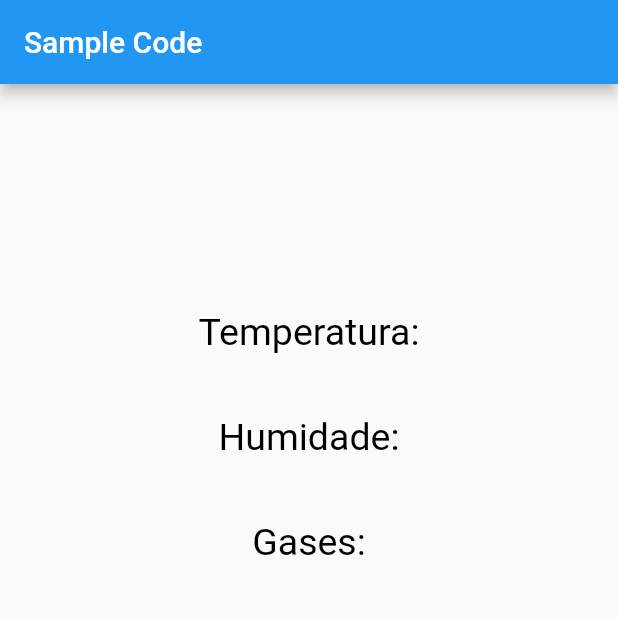
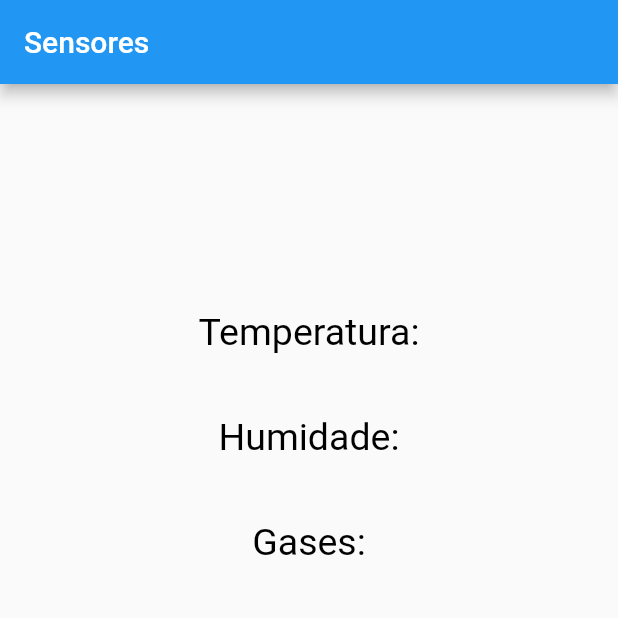
Before and after one commit to IsaiasBrazil/sensores, a Flutter app: the screen it shows after launch, on a phone screen of 412 x 824 dp, the top half of it. Run offline on Flutter 3.47's test engine with Material 2 defaults, Android fonts, the phone set to English and light mode, and no system bars; missing offline and left inert: mqtt_client.

Commit message:
alterado titulo

```diff
--- a/lib/home.dart
+++ b/lib/home.dart
@@ -38,7 +38,7 @@ class _HomeState extends State<Home> {
   Widget build(BuildContext context) {
     return  Scaffold(
       appBar: AppBar(
-        title: const Text('Sample Code'),
+        title: const Text('Sensores'),
       ),
       body: Center(
         child: SingleChildScrollView(
```
